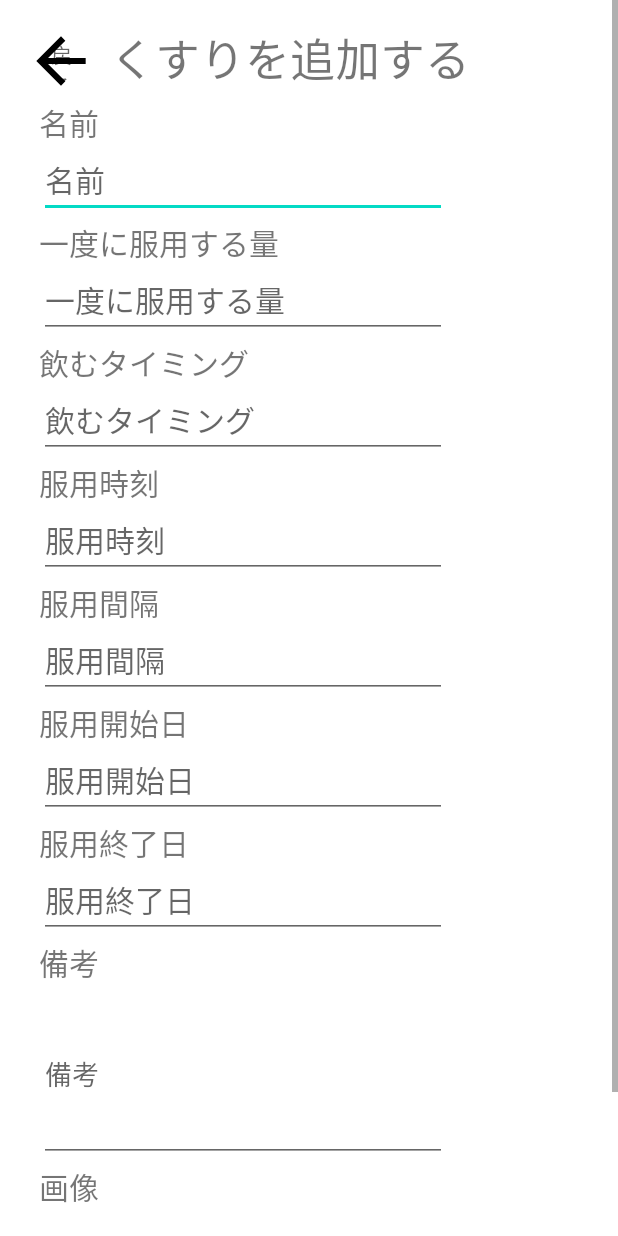
After one commit to riverb00k/yao, an Android app: the layout kusurituika.xml on its own in the app's theme, with its tools: preview values and no code run, on a phone screen of 412 x 824 dp. The commit adds this screen. Run offline under Robolectric (Android 15) with nearby library versions, the phone set to English and light mode, and no system bars.

Commit message:
くすりの追加画面の追加

```diff
--- /dev/null
+++ b/app/src/main/res/layout/kusurituika.xml
@@ -0,0 +1,241 @@
+<?xml version="1.0" encoding="utf-8"?>
+<ScrollView xmlns:android="http://schemas.android.com/apk/res/android"
+    xmlns:app="http://schemas.android.com/apk/res-auto"
+    xmlns:tools="http://schemas.android.com/tools"
+    android:id="@+id/kusuritamingedittext"
+    android:layout_width="match_parent"
+    android:layout_height="match_parent">
+
+    <androidx.constraintlayout.widget.ConstraintLayout
+        android:layout_width="match_parent"
+        android:layout_height="wrap_content">
+
+        <TextView
+            android:id="@+id/kusuriimagetext"
+            android:layout_width="wrap_content"
+            android:layout_height="29dp"
+            android:layout_marginTop="1dp"
+            android:text="@string/kusuritext_image"
+            android:textSize="20sp"
+            app:layout_constraintStart_toStartOf="@+id/kusuriremarksedittext"
+            app:layout_constraintTop_toBottomOf="@+id/kusuriremarksedittext" />
+
+        <TextView
+            android:id="@+id/kusuriremarkstext"
+            android:layout_width="40dp"
+            android:layout_height="29dp"
+            android:layout_marginTop="1dp"
+            android:text="@string/kusuritext_remarks"
+            android:textSize="20sp"
+            app:layout_constraintStart_toStartOf="@+id/kusuriendedittext"
+            app:layout_constraintTop_toBottomOf="@+id/kusuriendedittext" />
+
+        <EditText
+            android:id="@+id/kusuriremarksedittext"
+            android:layout_width="272dp"
+            android:layout_height="117dp"
+            android:layout_marginTop="1dp"
+            android:ems="10"
+            android:hint="@string/kusuritext_remarks"
+            android:inputType="textPersonName"
+            app:layout_constraintStart_toStartOf="@+id/kusuriremarkstext"
+            app:layout_constraintTop_toBottomOf="@+id/kusuriremarkstext" />
+
+        <EditText
+            android:id="@+id/kusuriendedittext"
+            android:layout_width="272dp"
+            android:layout_height="48dp"
+            android:layout_marginTop="1dp"
+            android:ems="10"
+            android:hint="@string/kusuritext_end"
+            android:inputType="text"
+            android:textSize="20sp"
+            app:layout_constraintStart_toStartOf="@+id/kusuriendtext"
+            app:layout_constraintTop_toBottomOf="@+id/kusuriendtext" />
+
+        <TextView
+            android:id="@+id/kusuriendtext"
+            android:layout_width="wrap_content"
+            android:layout_height="29dp"
+            android:layout_marginTop="1dp"
+            android:text="@string/kusuritext_end"
+            android:textSize="20sp"
+            app:layout_constraintStart_toStartOf="@+id/kusuristsrtedittext"
+            app:layout_constraintTop_toBottomOf="@+id/kusuristsrtedittext" />
+
+        <EditText
+            android:id="@+id/kusuristsrtedittext"
+            android:layout_width="272dp"
+            android:layout_height="48dp"
+            android:layout_marginTop="1dp"
+            android:ems="10"
+            android:hint="@string/kusuritext_stsrt"
+            android:inputType="text"
+            android:textSize="20sp"
+            app:layout_constraintStart_toStartOf="@+id/kusuristarttext"
+            app:layout_constraintTop_toBottomOf="@+id/kusuristarttext" />
+
+        <TextView
+            android:id="@+id/kusuristarttext"
+            android:layout_width="100dp"
+            android:layout_height="29dp"
+            android:layout_marginTop="1dp"
+            android:text="@string/kusuritext_stsrt"
+            android:textSize="20sp"
+            app:layout_constraintStart_toStartOf="@+id/kusurisenseedittext"
+            app:layout_constraintTop_toBottomOf="@+id/kusurisenseedittext" />
+
+        <EditText
+            android:id="@+id/kusurisenseedittext"
+            android:layout_width="272dp"
+            android:layout_height="48dp"
+            android:layout_marginTop="1dp"
+            android:ems="10"
+            android:hint="@string/kusuritext_sense"
+            android:inputType="text"
+            android:textSize="20sp"
+            app:layout_constraintStart_toStartOf="@+id/kusurisensetext"
+            app:layout_constraintTop_toBottomOf="@+id/kusurisensetext" />
+
+        <TextView
+            android:id="@+id/kusurisensetext"
+            android:layout_width="80dp"
+            android:layout_height="29dp"
+            android:layout_marginTop="1dp"
+            android:text="@string/kusuritext_sense"
+            android:textSize="20sp"
+            app:layout_constraintStart_toStartOf="@+id/kusuritimeedittext"
+            app:layout_constraintTop_toBottomOf="@+id/kusuritimeedittext" />
+
+        <EditText
+            android:id="@+id/kusuritimeedittext"
+            android:layout_width="272dp"
+            android:layout_height="48dp"
+            android:layout_marginTop="1dp"
+            android:ems="10"
+            android:hint="@string/kusuritext_time"
+            android:inputType="text"
+            android:textSize="20sp"
+            app:layout_constraintStart_toStartOf="@+id/kusuritimetext"
+            app:layout_constraintTop_toBottomOf="@+id/kusuritimetext" />
+
+        <TextView
+            android:id="@+id/kusuritimetext"
+            android:layout_width="80dp"
+            android:layout_height="29dp"
+            android:layout_marginTop="1dp"
+            android:text="@string/kusuritext_time"
+            android:textSize="20sp"
+            app:layout_constraintStart_toStartOf="@+id/kusuritimingedittext"
+            app:layout_constraintTop_toBottomOf="@+id/kusuritimingedittext" />
+
+        <TextView
+            android:id="@+id/kusurituikatitletext"
+            android:layout_width="270dp"
+            android:layout_height="49dp"
+            android:layout_marginStart="8dp"
+            android:layout_marginLeft="8dp"
+            android:text="@string/kusuritext_title"
+            android:textSize="30sp"
+            app:layout_constraintStart_toEndOf="@+id/kusuribackbtn"
+            app:layout_constraintTop_toTopOf="@+id/kusuribackbtn" />
+
+        <TextView
+            android:id="@+id/kusuridosagetext"
+            android:layout_width="160dp"
+            android:layout_height="29dp"
+            android:layout_marginTop="1dp"
+            android:text="@string/kusuritext_dosage"
+            android:textSize="20sp"
+            app:layout_constraintStart_toStartOf="@+id/kusurinameedittext"
+            app:layout_constraintTop_toBottomOf="@+id/kusurinameedittext" />
+
+        <EditText
+            android:id="@+id/kusuriddosageedittext"
+            android:layout_width="272dp"
+            android:layout_height="48dp"
+            android:layout_marginTop="1dp"
+            android:ems="10"
+            android:hint="@string/kusuritext_dosage"
+            android:inputType="text"
+            android:textSize="20sp"
+            app:layout_constraintStart_toStartOf="@+id/kusuridosagetext"
+            app:layout_constraintTop_toBottomOf="@+id/kusuridosagetext" />
+
+        <EditText
+            android:id="@+id/kusuritimingedittext"
+            android:layout_width="272dp"
+            android:layout_height="48dp"
+            android:layout_marginTop="1dp"
+            android:ems="10"
+            android:hint="@string/kusuritext_timing"
+            android:inputType="text"
+            android:textSize="20sp"
+            app:layout_constraintStart_toStartOf="@+id/kusuritiminmgtext"
+            app:layout_constraintTop_toBottomOf="@+id/kusuritiminmgtext" />
+
+        <Button
+            android:id="@+id/kusuribackbtn"
+            android:layout_width="49dp"
+            android:layout_height="49dp"
+            android:layout_marginStart="16dp"
+            android:layout_marginLeft="16dp"
+            android:layout_marginTop="16dp"
+            android:background="?attr/actionModeCloseDrawable"
+            android:hint="@string/btnhintlabel"
+            app:backgroundTint="@color/black"
+            app:layout_constraintStart_toStartOf="parent"
+            app:layout_constraintTop_toTopOf="parent" />
+
+        <TextView
+            android:id="@+id/kusurinametext"
+            android:layout_width="40dp"
+            android:layout_height="29dp"
+            android:layout_marginStart="26dp"
+            android:layout_marginLeft="26dp"
+            android:layout_marginTop="1dp"
+            android:text="@string/kusuritext_name"
+            android:textSize="20sp"
+            app:layout_constraintStart_toStartOf="parent"
+            app:layout_constraintTop_toBottomOf="@+id/kusuribackbtn" />
+
+        <TextView
+            android:id="@+id/kusuritiminmgtext"
+            android:layout_width="140dp"
+            android:layout_height="29dp"
+            android:layout_marginTop="1dp"
+            android:text="@string/kusuritext_timing"
+            android:textSize="20sp"
+            app:layout_constraintStart_toStartOf="@+id/kusuriddosageedittext"
+            app:layout_constraintTop_toBottomOf="@+id/kusuriddosageedittext" />
+
+        <EditText
+            android:id="@+id/kusurinameedittext"
+            android:layout_width="272dp"
+            android:layout_height="48dp"
+            android:layout_marginTop="1dp"
+            android:ems="10"
+            android:hint="@string/kusuritext_name"
+            android:inputType="text"
+            android:textSize="20sp"
+            app:layout_constraintStart_toStartOf="@+id/kusurinametext"
+            app:layout_constraintTop_toBottomOf="@+id/kusurinametext" />
+
+        <Button
+            android:id="@+id/kusuriregisterbtn"
+            android:layout_width="132dp"
+            android:layout_height="48dp"
+            android:layout_marginStart="115dp"
+            android:layout_marginLeft="115dp"
+            android:layout_marginTop="110dp"
+            android:layout_marginEnd="115dp"
+            android:layout_marginRight="115dp"
+            android:hint="@string/hintlabel"
+            android:text="@string/kusuribtn_register"
+            android:textSize="20sp"
+            app:layout_constraintEnd_toEndOf="parent"
+            app:layout_constraintStart_toStartOf="parent"
+            app:layout_constraintTop_toBottomOf="@+id/kusuriremarksedittext" />
+
+    </androidx.constraintlayout.widget.ConstraintLayout>
+</ScrollView>
--- a/app/src/main/res/values/strings.xml
+++ b/app/src/main/res/values/strings.xml
@@ -13,5 +13,23 @@
     <string name="kusuribtn_add">くすりを追加する</string>
     <string name="kusuribtn_view">くすりを閲覧する</string>
 
+    //くすりを追加するの画面
+    <string name="kusuribtn_back">＜</string>
+    <string name="kusuritext_title">くすりを追加する</string>
+    <string name="kusuritext_name">名前</string>
+    <string name="kusuritext_dosage">一度に服用する量</string>
+    <string name="kusuritext_timing">飲むタイミング</string>
+    <string name="kusuritext_time">服用時刻</string>
+    <string name="kusuritext_sense">服用間隔</string>
+    <string name="kusuritext_stsrt">服用開始日</string>
+    <string name="kusuritext_end">服用終了日</string>
+    <string name="kusuritext_remarks">備考</string>
+    <string name="kusuritext_image">画像</string>
+    <string name="kusuribtn_register">追加</string>
+    <string name="hintlabel">　</string>
+    <string name="hint">プレトニン</string>
+    <string name="btnhintlabel">戻る</string>
+
+
 
 </resources>
```
